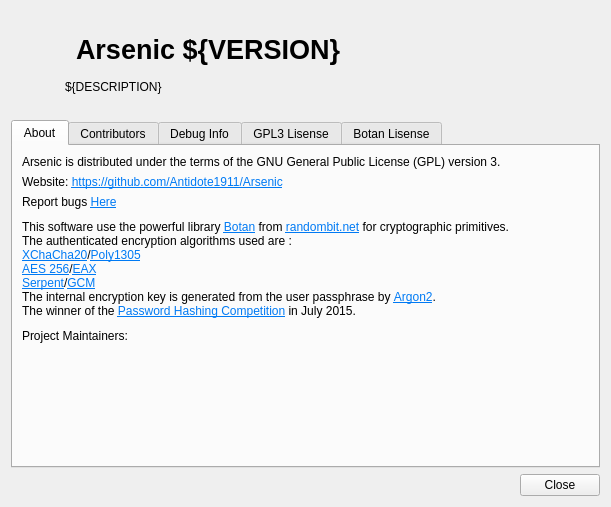
Antidote1911/arsenic, file arsenic/aboutDialog.ui: the form before one commit.
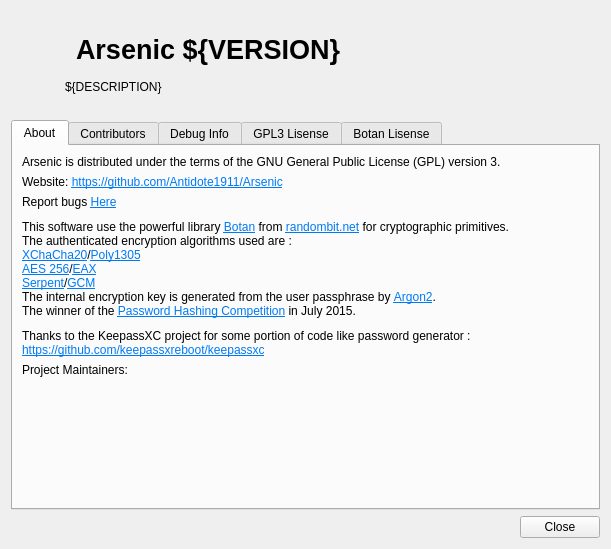
The form after the commit.

```diff
--- a/arsenic/aboutDialog.ui
+++ b/arsenic/aboutDialog.ui
@@ -10,7 +10,7 @@
     <x>0</x>
     <y>0</y>
     <width>611</width>
-    <height>507</height>
+    <height>549</height>
    </rect>
   </property>
   <property name="windowTitle">
@@ -187,6 +187,13 @@
          </property>
         </spacer>
        </item>
+       <item>
+        <widget class="QLabel" name="label_6">
+         <property name="text">
+          <string>&lt;html&gt;&lt;head/&gt;&lt;body&gt;&lt;p&gt;Thanks to the KeepassXC project for some portion of code like password generator :&lt;br/&gt;&lt;a href=&quot;https://github.com/keepassxreboot/keepassxc&quot;&gt;&lt;span style=&quot; text-decoration: underline; color:#007af4;&quot;&gt;https://github.com/keepassxreboot/keepassxc&lt;/span&gt;&lt;/a&gt;&lt;/p&gt;&lt;/body&gt;&lt;/html&gt;</string>
+         </property>
+        </widget>
+       </item>
        <item>
         <widget class="QLabel" name="label_8">
          <property name="text">
```
Left out of the diff: 2 changed lines with no effect on the pictures.
